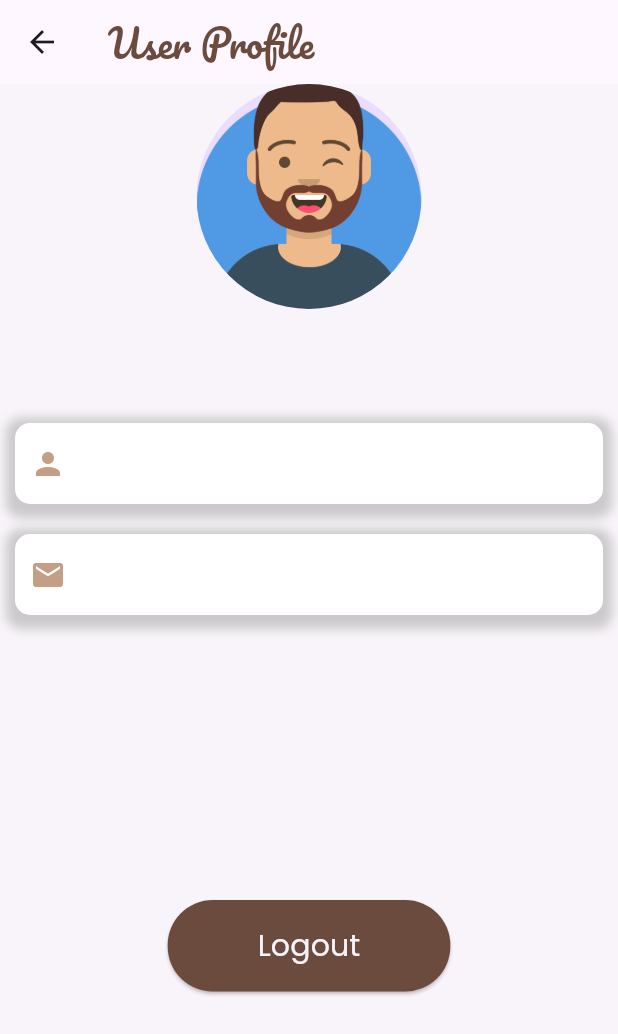
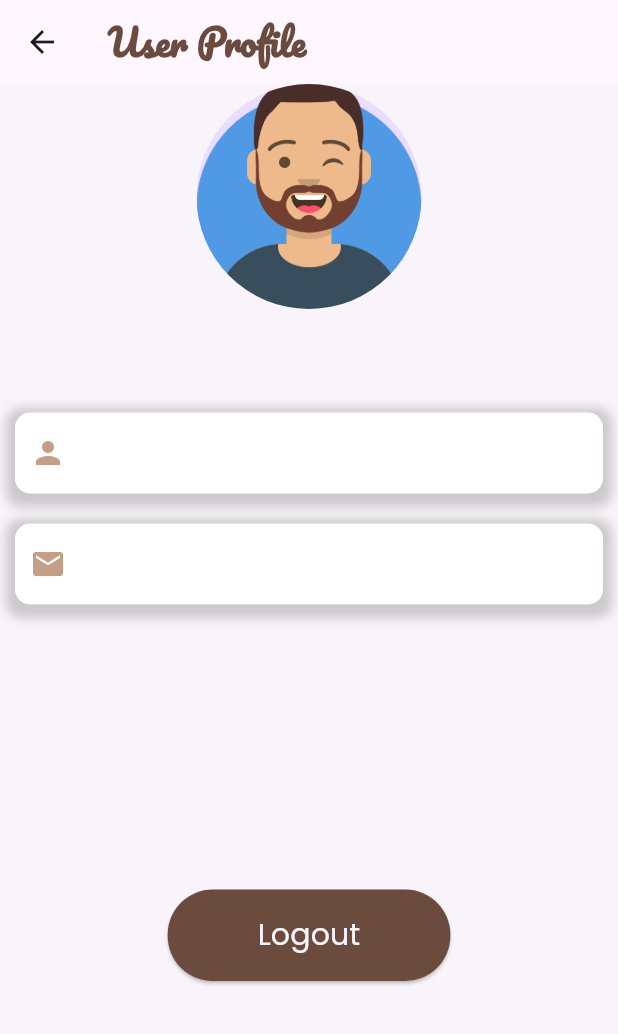
Before and after one commit to AHMED739268/Dalel_app, a Flutter app: the ProfileView screen opened directly, on a phone screen of 412 x 824 dp. Shown: the top 1034 px of the screen. Run offline on Flutter 3.47's test engine with Material 3 defaults, Android fonts, the phone set to English and light mode, and no system bars; our stand-ins replace cached_network_image, cloud_firestore, firebase_auth, firebase_core, flutter_bloc, flutter_svg and 7 more; accounts and stored records are empty.

Commit message:
last update

```diff
--- a/lib/core/functions/custom_toast.dart
+++ b/lib/core/functions/custom_toast.dart
@@ -7,7 +7,7 @@ import '../utils/app_colors.dart';
 showToast(String msg){
   Fluttertoast.showToast(
       msg: msg,
-      toastLength: Toast.LENGTH_SHORT,
+      toastLength: Toast.LENGTH_LONG,
       gravity: ToastGravity.CENTER,
       timeInSecForIosWeb: 1,
       backgroundColor: AppColors.primaryColor,
--- a/lib/features/auth/presentation/widget/custom_text_field.dart
+++ b/lib/features/auth/presentation/widget/custom_text_field.dart
@@ -48,6 +48,6 @@ class CustomTextFormField extends StatelessWidget {
 
 OutlineInputBorder getBorderStyle() {
   return OutlineInputBorder(
-      borderRadius: BorderRadius.circular(4),
+      borderRadius: BorderRadius.circular(8),
       borderSide: BorderSide(color: AppColors.grey));
 }
--- a/lib/features/home/data/models/Wars_model.dart
+++ b/lib/features/home/data/models/Wars_model.dart
@@ -2,6 +2,7 @@ import '../../../../core/models/data_model.dart';
 import '../../../../core/utils/app-string.dart';
 
 class WarsModel extends DataModel{
+
   WarsModel({required super.name, required super.image, required super.discription});
 
   factory WarsModel.fromjson(jsonData){
--- a/lib/features/home/presentation/views/HistoricalPeriodsDetailsView.dart
+++ b/lib/features/home/presentation/views/HistoricalPeriodsDetailsView.dart
@@ -4,7 +4,7 @@ import 'package:go_router/go_router.dart';
 
 import '../../../../core/utils/app_colors.dart';
 import '../../../../core/widgets/custom_data_list_view_item.dart';
-import '../../../auth/presentation/widget/period_wars_section.dart';
+import '../widget/period_wars_section.dart';
 import '../../data/models/historical_periods_model.dart';
 import '../widget/PeriodDetailsSection.dart';
 
--- a/lib/features/on_boarding/presentation/widget/GetButtons.dart
+++ b/lib/features/on_boarding/presentation/widget/GetButtons.dart
@@ -3,7 +3,8 @@ import '../../../../core/functions/navigation.dart';
 import '../../../../core/utils/app-string.dart';
 import '../../../../core/utils/app_text_styles.dart';
 import '../../../../core/widgets/custom_btn.dart';
-import '../../data/    models/on_boarding_model.dart';
+
+import '../../data/models/on_boarding_model.dart';
 import '../views/functions/on_boarding.dart';
 
 class GetButtons extends StatelessWidget {
--- a/lib/features/on_boarding/presentation/widget/OnBoardingWidgetBody.dart
+++ b/lib/features/on_boarding/presentation/widget/OnBoardingWidgetBody.dart
@@ -2,7 +2,8 @@ import 'package:flutter/cupertino.dart';
 
 import '../../../../core/utils/app_assets.dart';
 import '../../../../core/utils/app_text_styles.dart';
-import '../../data/    models/on_boarding_model.dart';
+
+import '../../data/models/on_boarding_model.dart';
 import 'customSmoothIndicator.dart';
 
 class OnBoardingWidgetBody extends StatelessWidget {
--- a/lib/features/profile/presentation/views/profile_view.dart
+++ b/lib/features/profile/presentation/views/profile_view.dart
@@ -52,24 +52,13 @@ class  _ProfileViewState extends State<ProfileView> {
     }
   }
 
-  // Future<void> _pickImage() async {
-  //   final picker = ImagePicker();
-  //   final pickedFile = await picker.pickImage(source: ImageSource.gallery);
-  //
-  //   if (pickedFile != null) {
-  //     setState(() {
-  //       _image = File(pickedFile.path);
-  //     });
-  //   }
-  // }
-
   @override
   Widget build(BuildContext context) {
     return Scaffold(
       appBar: AppBar(
         title: Text('User Profile', maxLines: 1,
             overflow: TextOverflow.ellipsis,
-            style: CustomTextStyles.pacifico400style64.copyWith(fontSize: 25),),
+            style: CustomTextStyles.pacifico700style32.copyWith(fontSize: 24, color:AppColors.deepBrown),),
 
             // Handle back button press
         ),
@@ -84,15 +73,13 @@ class  _ProfileViewState extends State<ProfileView> {
               child: Column(
                 children: [
                   CircleAvatar(
-
                     radius: 75,
                     backgroundImage:AssetImage(Assets.avatar,) as ImageProvider,
-
                   ),
                   SizedBox(height: 10),
                   Text(
                     '$firstName $lastName',
-                    style: CustomTextStyles.pacifico400style64.copyWith(fontSize: 25),
+                    style: CustomTextStyles.poppins300style16.copyWith(fontSize: 20,color:AppColors.deepBrown),
                   ),
                 ],
               ),
--- a/pubspec.yaml
+++ b/pubspec.yaml
@@ -26,7 +26,7 @@ environment:
 # consider running `flutter pub upgrade --major-versions`. Alternatively,
 # dependencies can be manually updated by changing the version numbers below to
 # the latest version available on pub.dev. To see which dependencies have newer
-# versions available, run `flutter pub outdated`.
+
 dependencies:
   flutter:
     sdk: flutter
@@ -43,7 +43,6 @@ dependencies:
   shimmer: ^3.0.0
   image_picker: ^0.8.4+5
   firebase_storage: ^11.7.7
-
 
 dev_dependencies:
   flutter_test:
```
Also changed, not shown: lib/core/database/cache/cache_helper.dart (+14 -14 lines), lib/core/routes/app_router.dart (+3 -4 lines), lib/features/home/presentation/widget/period_wars_section.dart (renamed from lib/features/auth/presentation/widget/period_wars_section.dart), lib/features/on_boarding/data/models/on_boarding_model.dart (renamed from lib/features/on_boarding/data/    models/on_boarding_model.dart).
